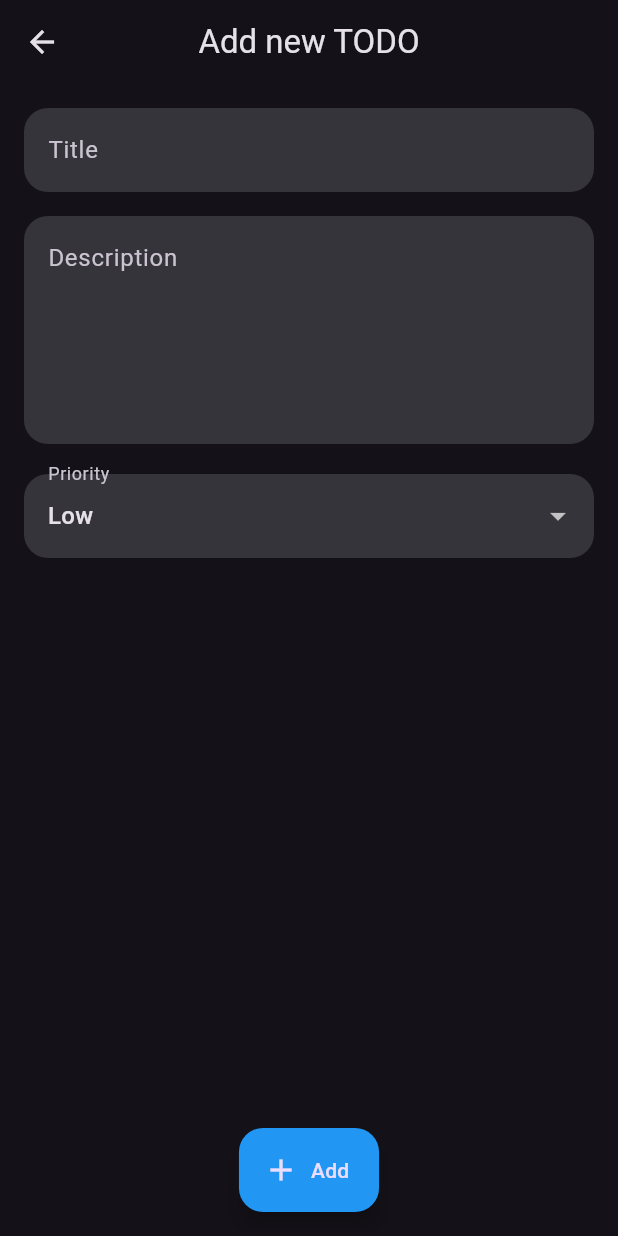
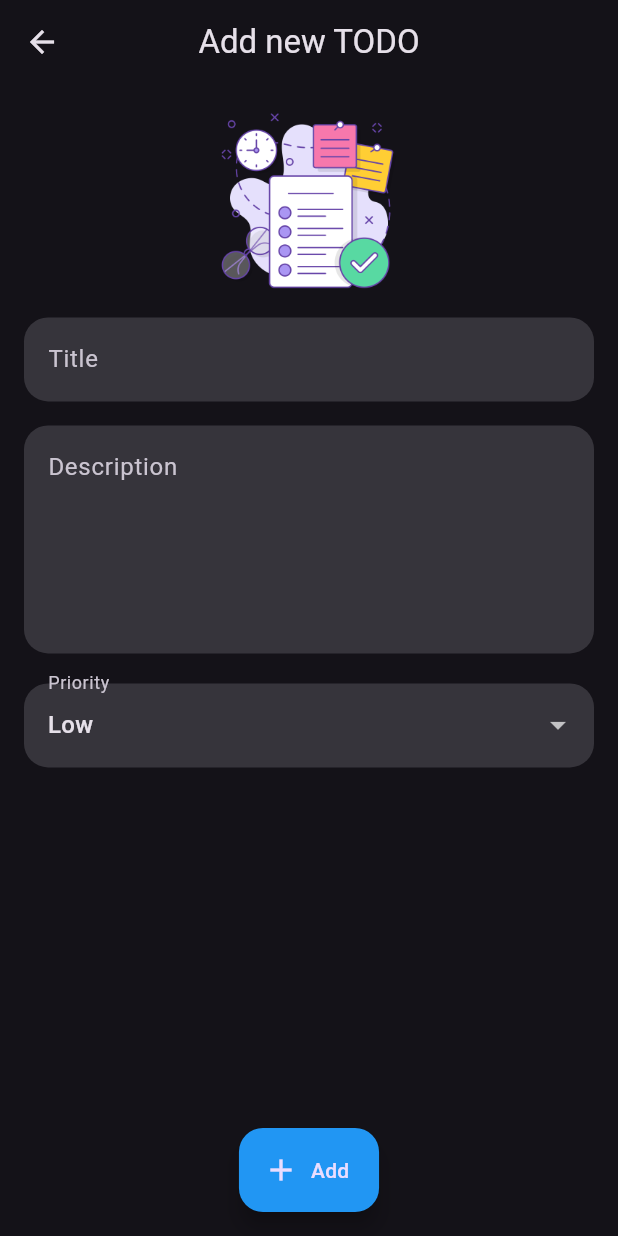
Before and after one commit to OracleMatrix/fullstack_todo_app, a Flutter app: the AddTaskView screen opened by its route, on a phone screen of 412 x 824 dp. Run offline on Flutter 3.47's test engine with Material 3 defaults, Android fonts, the phone set to English and light mode, and no system bars; our stand-ins replace flutter_login, get, get_storage, google_fonts, loading_animation_widget, timeago; accounts and stored records are empty.

Commit message:
`Added work order image to AddTask and EditTask views`

```diff
--- a/lib/app/modules/home/AddTask/views/add_task_view.dart
+++ b/lib/app/modules/home/AddTask/views/add_task_view.dart
@@ -17,6 +17,14 @@ class AddTaskView extends GetView<AddTaskController> {
           padding: const EdgeInsets.all(8.0),
           child: Column(
             children: [
+              Padding(
+                padding: const EdgeInsets.all(8.0),
+                child: Image.asset(
+                  'assets/images/work-order.png',
+                  width: Get.width,
+                  height: Get.height * 0.15,
+                ),
+              ),
               Padding(
                 padding: const EdgeInsets.all(8.0),
                 child: TextFormField(
```
Also changed, not shown: lib/app/modules/home/EditTask/views/edit_task_view.dart (+8 -0 lines).
